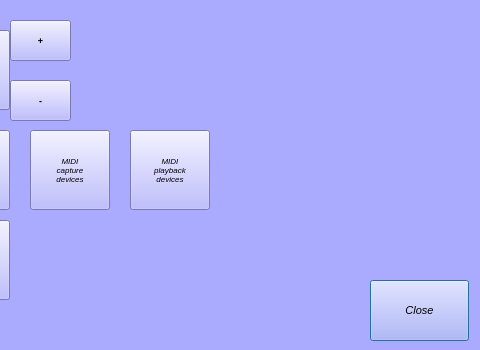
fredericabry/raspiloop, file dialog_parameters.ui: the form before one commit; both pictures show x 280 to 760 and y 90 to 440 of the 760 by 440 pixel window.
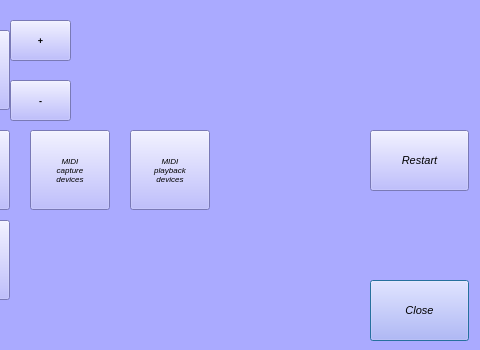
The form after the commit.

The edit to the form file:
```diff
--- a/dialog_parameters.ui
+++ b/dialog_parameters.ui
@@ -343,6 +343,28 @@
 devices</string>
    </property>
   </widget>
+  <widget class="QPushButton" name="bRestart">
+   <property name="geometry">
+    <rect>
+     <x>650</x>
+     <y>220</y>
+     <width>99</width>
+     <height>61</height>
+    </rect>
+   </property>
+   <property name="font">
+    <font>
+     <pointsize>8</pointsize>
+     <italic>true</italic>
+    </font>
+   </property>
+   <property name="styleSheet">
+    <string notr="true"/>
+   </property>
+   <property name="text">
+    <string>Restart</string>
+   </property>
+  </widget>
  </widget>
  <resources/>
  <connections/>
```
